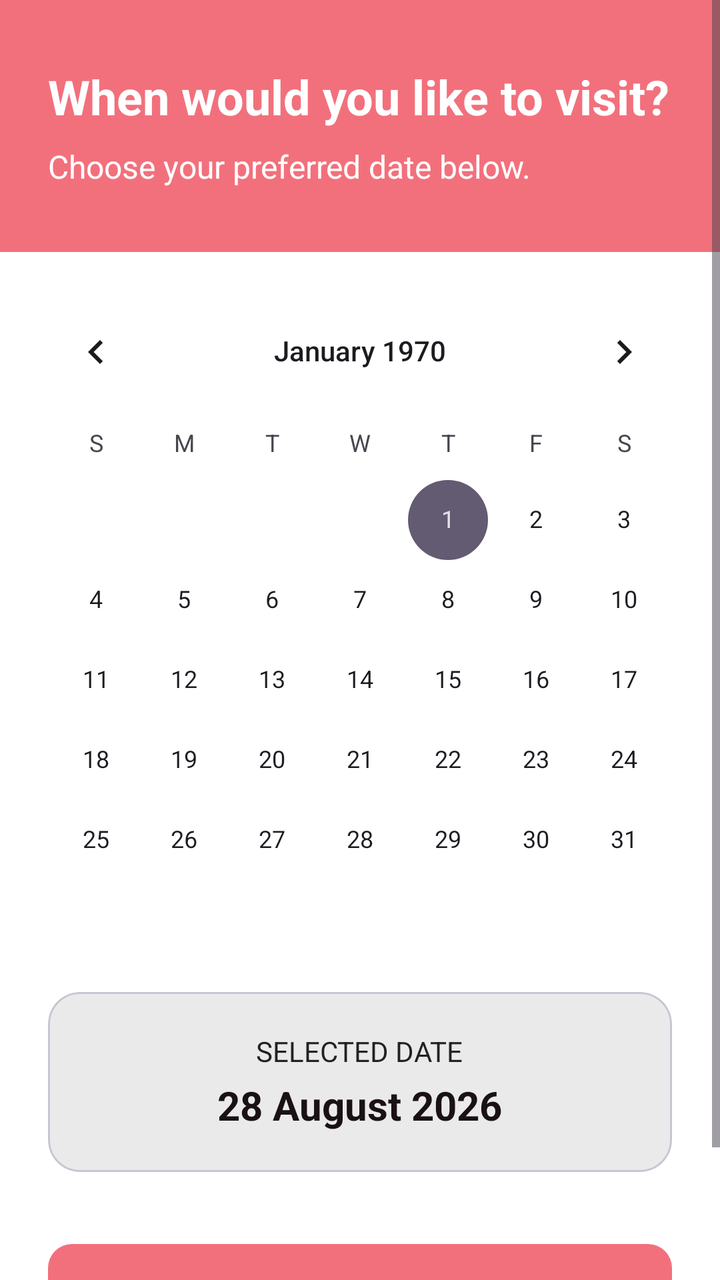
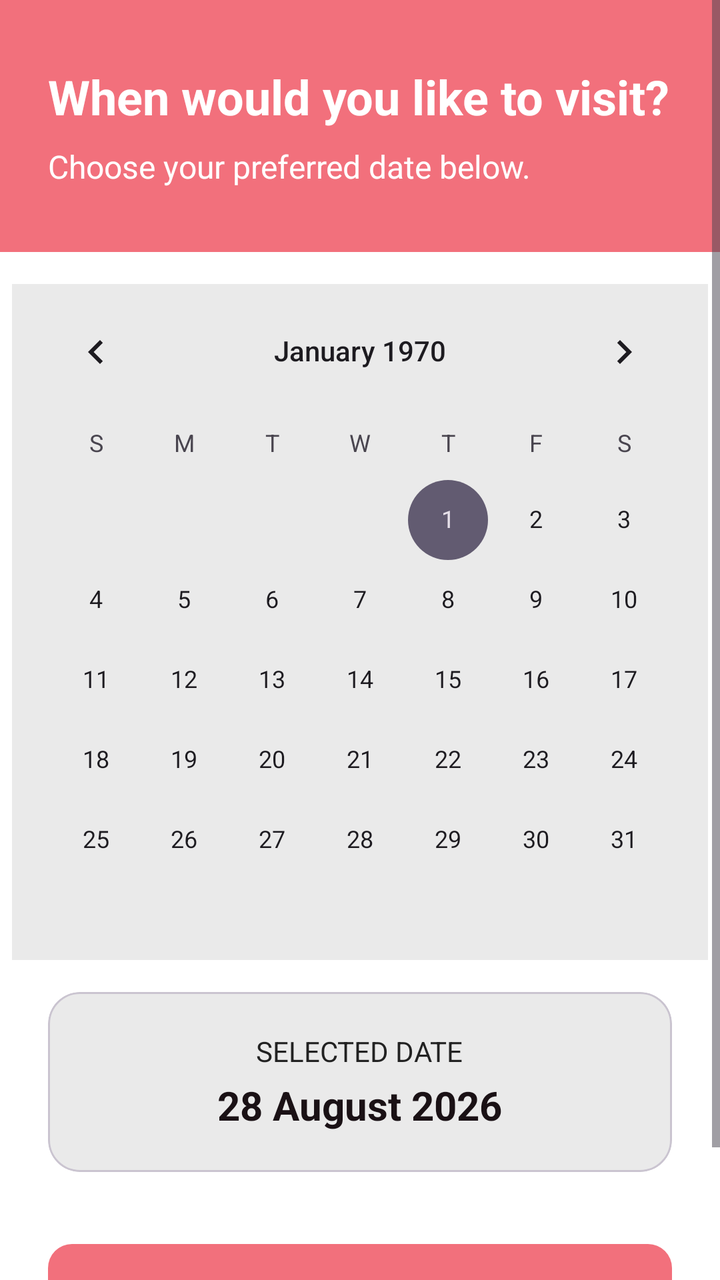

Screens rendered from an Android XML layout before and after an edit, with the pre-edit source and the edit as a unified diff.
<!-- AndroidManifest.xml: application theme Theme.CatHeavenApp -->
<!-- res/layout/fragment_booking_date.xml -->
<?xml version="1.0" encoding="utf-8"?>
<ScrollView xmlns:android="http://schemas.android.com/apk/res/android"
    xmlns:app="http://schemas.android.com/apk/res-auto"
    xmlns:tools="http://schemas.android.com/tools"
    android:layout_width="match_parent"
    android:layout_height="match_parent"
    android:background="@color/white"
    android:fillViewport="true"
    tools:context=".BookingDateFragment">

    <androidx.constraintlayout.widget.ConstraintLayout
        android:layout_width="match_parent"
        android:layout_height="wrap_content"
        android:paddingBottom="40dp">

        <LinearLayout
            android:id="@+id/dateHeader"
            android:layout_width="match_parent"
            android:layout_height="wrap_content"
            android:background="@color/pink"
            android:orientation="vertical"
            android:paddingHorizontal="24dp"
            android:paddingVertical="32dp"
            app:layout_constraintEnd_toEndOf="parent"
            app:layout_constraintStart_toStartOf="parent"
            app:layout_constraintTop_toTopOf="parent">

            <TextView
                android:layout_width="wrap_content"
                android:layout_height="wrap_content"
                android:text="When would you like to visit?"
                android:textColor="@color/white"
                android:textSize="24sp"
                android:textStyle="bold" />

            <TextView
                android:layout_width="wrap_content"
                android:layout_height="wrap_content"
                android:layout_marginTop="8dp"
                android:text="Choose your preferred date below."
                android:textColor="@color/white"
                android:textSize="16sp" />
        </LinearLayout>

        <CalendarView
            android:id="@+id/calendarView"
            android:layout_width="wrap_content"
            android:layout_height="wrap_content"
            android:layout_marginTop="16dp"
            app:layout_constraintEnd_toEndOf="parent"
            app:layout_constraintStart_toStartOf="parent"
            app:layout_constraintTop_toBottomOf="@+id/dateHeader" />

        <com.google.android.material.card.MaterialCardView
            android:id="@+id/selectedDateCard"
            android:layout_width="match_parent"
            android:layout_height="wrap_content"
            android:layout_marginHorizontal="24dp"
            android:layout_marginTop="16dp"
            app:cardBackgroundColor="@color/lightGrey"
            app:cardCornerRadius="16dp"
            app:cardElevation="0dp"
            app:layout_constraintEnd_toEndOf="parent"
            app:layout_constraintStart_toStartOf="parent"
            app:layout_constraintTop_toBottomOf="@+id/calendarView">

            <LinearLayout
                android:layout_width="match_parent"
                android:layout_height="wrap_content"
                android:orientation="vertical"
                android:padding="20dp"
                android:gravity="center">

                <TextView
                    android:layout_width="wrap_content"
                    android:layout_height="wrap_content"
                    android:text="Selected Date"
                    android:textColor="@color/textColor"
                    android:textSize="14sp"
                    android:textAllCaps="true" />

                <TextView
                    android:id="@+id/selectedDateText"
                    android:layout_width="wrap_content"
                    android:layout_height="wrap_content"
                    android:layout_marginTop="4dp"
                    android:text="28 August 2026"
                    android:textColor="@color/darkColor"
                    android:textSize="20sp"
                    android:textStyle="bold" />
            </LinearLayout>
        </com.google.android.material.card.MaterialCardView>

        <com.google.android.material.button.MaterialButton
            android:id="@+id/btnContinueDate"
            android:layout_width="match_parent"
            android:layout_height="56dp"
            android:layout_marginHorizontal="24dp"
            android:layout_marginTop="32dp"
            android:text="Continue"
            android:textSize="16sp"
            app:backgroundTint="@color/pink"
            app:cornerRadius="12dp"
            app:layout_constraintEnd_toEndOf="parent"
            app:layout_constraintStart_toStartOf="parent"
            app:layout_constraintTop_toBottomOf="@+id/selectedDateCard" />

    </androidx.constraintlayout.widget.ConstraintLayout>
</ScrollView>
<!-- resources referenced by this layout -->
<resources>
  <color name="darkColor">#1A1115</color>
  <color name="lightGrey">#EAEAEA</color>
  <color name="pink">#F2707C</color>
  <color name="textColor">#222222</color>
  <color name="white">#FFFFFFFF</color>
  <style name="Theme.CatHeavenApp" parent="Base.Theme.CatHeavenApp" />
  <style name="Base.Theme.CatHeavenApp" parent="Theme.Material3.DayNight.NoActionBar" />
</resources>

<!-- the commit's change to res/layout/fragment_booking_date.xml (unified diff, before → after) -->
@@ -47,6 +47,11 @@
             android:layout_width="wrap_content"
             android:layout_height="wrap_content"
             android:layout_marginTop="16dp"
+            android:background="@color/lightGrey"
+            android:backgroundTint="@color/lightGrey"
+            android:focusedMonthDateColor="@color/textColor"
+            android:selectedDateVerticalBar="@color/pink"
+            android:selectedWeekBackgroundColor="@color/pink"
             app:layout_constraintEnd_toEndOf="parent"
             app:layout_constraintStart_toStartOf="parent"
             app:layout_constraintTop_toBottomOf="@+id/dateHeader" />
